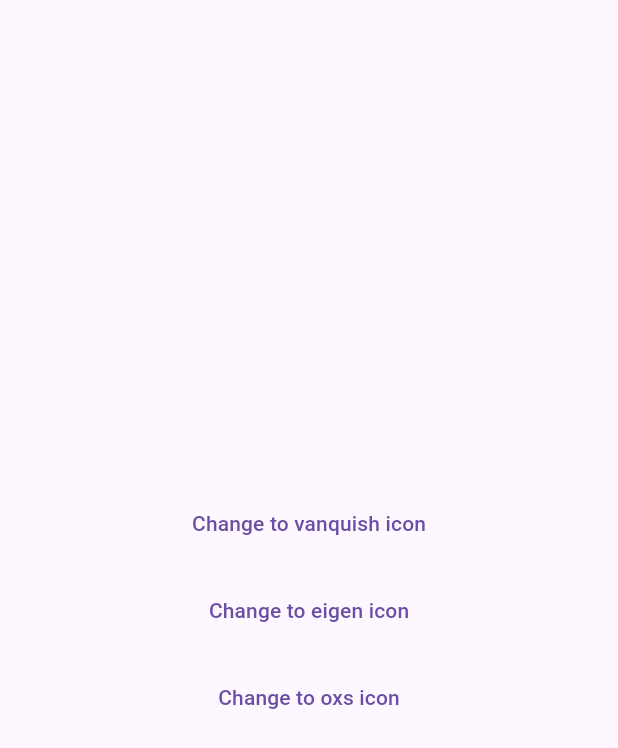
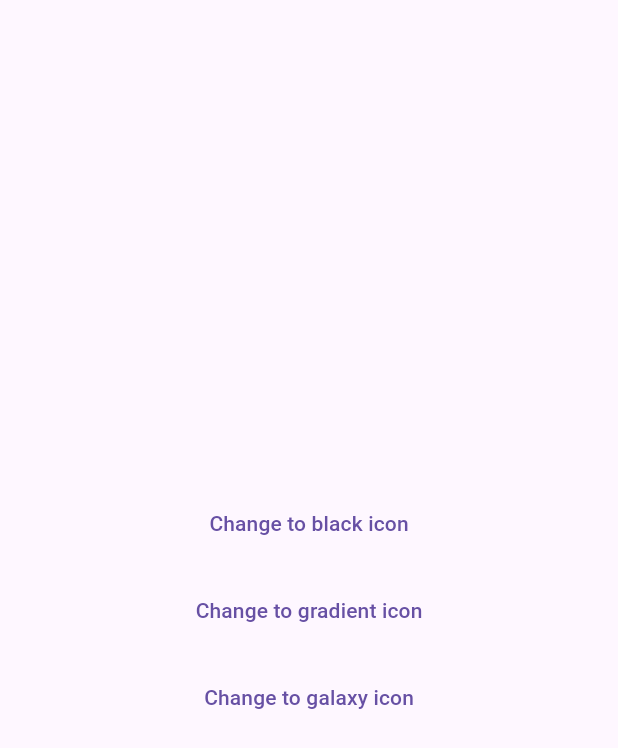
Before and after one commit to JogiwalaAbhie/alternate_icon_test, a Flutter app: the screen it shows after launch, on a phone screen of 412 x 824 dp. Shown: the top 748 px of the screen. Run offline on Flutter 3.47's test engine with Material 3 defaults, Android fonts, the phone set to English and light mode, and no system bars; missing offline and left inert: flutter_dynamic_icon.

```diff
--- a/lib/main.dart
+++ b/lib/main.dart
@@ -2,7 +2,7 @@ import 'package:flutter/material.dart';
 import 'package:flutter/services.dart';
 import 'package:flutter_dynamic_icon/flutter_dynamic_icon.dart';
 
-enum AppIcon { vanquish, eigen, oxs }
+enum AppIcon { black, gradient, galaxy }
 
 void main() {
   runApp(const MainApp());
@@ -23,7 +23,7 @@ class _MainAppState extends State<MainApp> {
     // Get initial app icon and set the currentIcon value
     FlutterDynamicIcon.getAlternateIconName().then((iconName) {
       setState(() {
-        currentIcon = AppIcon.values.byName(iconName ?? 'vanquish');
+        currentIcon = AppIcon.values.byName(iconName ?? 'black');
       });
     });
     super.initState();
@@ -31,12 +31,12 @@ class _MainAppState extends State<MainApp> {
 
   void changeAppIcon(AppIcon icon) async {
     try {
+      // Check if the device supports alternate icons
       if (await FlutterDynamicIcon.supportsAlternateIcons) {
-        await FlutterDynamicIcon.setAlternateIconName(
-          icon == AppIcon.vanquish ? null : icon.name, // null = default icon
-        );
+        // Change the icon
+        await FlutterDynamicIcon.setAlternateIconName(icon.name);
         setState(() {
-          currentIcon = icon;
+          currentIcon = icon; // Update the currentIcon value
         });
       }
     } on PlatformException catch (_) {
```
Also changed, not shown: assets/AppIcons/black@2x.png (added), assets/AppIcons/black@3x.png (added), assets/AppIcons/galaxy@2x.png (added), assets/AppIcons/galaxy@3x.png (added), assets/AppIcons/gradient@2x.png (added), assets/AppIcons/gradient@3x.png (added), 14 other files.
